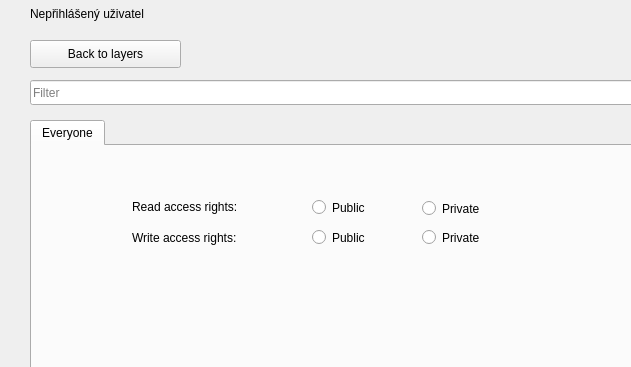
Old version of the form dlg_addLayer.ui in the repository LESPROJEKT/qgis-layman-plugin; both pictures show x 0 to 631 and y 0 to 367 of the 900 by 620 pixel window.
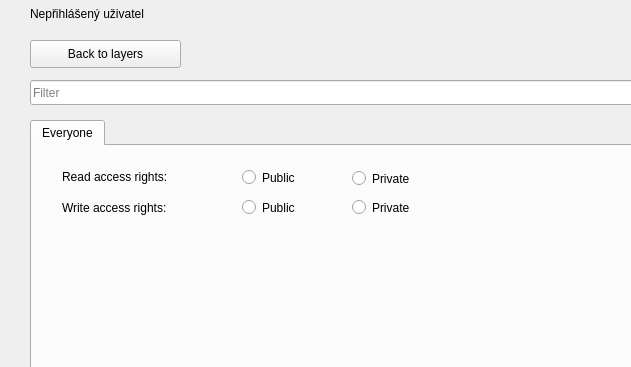
New version of the form. The open tabs and pages were chosen to show the change. Icons and pictures are not drawn. Custom widgets are drawn as their Qt base class.

Diff of the .ui file:
```diff
--- a/dlg_addLayer.ui
+++ b/dlg_addLayer.ui
@@ -331,8 +331,8 @@
       <widget class="QRadioButton" name="radioButton">
        <property name="geometry">
         <rect>
-         <x>280</x>
-         <y>50</y>
+         <x>210</x>
+         <y>20</y>
          <width>111</width>
          <height>23</height>
         </rect>
@@ -344,8 +344,8 @@
       <widget class="QRadioButton" name="radioButton_2">
        <property name="geometry">
         <rect>
-         <x>390</x>
-         <y>51</y>
+         <x>320</x>
+         <y>21</y>
          <width>111</width>
          <height>23</height>
         </rect>
@@ -357,8 +357,8 @@
       <widget class="QRadioButton" name="radioButton_3">
        <property name="geometry">
         <rect>
-         <x>390</x>
-         <y>80</y>
+         <x>320</x>
+         <y>50</y>
          <width>111</width>
          <height>23</height>
         </rect>
@@ -370,8 +370,8 @@
       <widget class="QRadioButton" name="radioButton_4">
        <property name="geometry">
         <rect>
-         <x>280</x>
-         <y>80</y>
+         <x>210</x>
+         <y>50</y>
          <width>111</width>
          <height>23</height>
         </rect>
@@ -383,8 +383,8 @@
       <widget class="QLabel" name="label_5">
        <property name="geometry">
         <rect>
-         <x>100</x>
-         <y>52</y>
+         <x>30</x>
+         <y>22</y>
          <width>141</width>
          <height>17</height>
         </rect>
@@ -399,8 +399,8 @@
       <widget class="QLabel" name="label_6">
        <property name="geometry">
         <rect>
-         <x>100</x>
-         <y>83</y>
+         <x>30</x>
+         <y>53</y>
          <width>141</width>
          <height>17</height>
         </rect>
```
